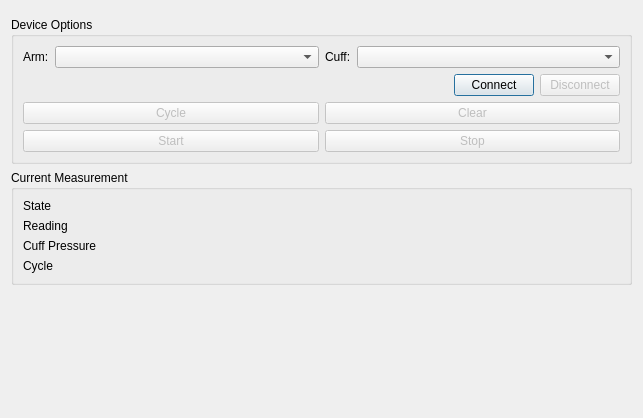
Above: src/dialogs/blood_pressure_dialog.ui from CLSA/cypress before the change. Below: the same form after it.
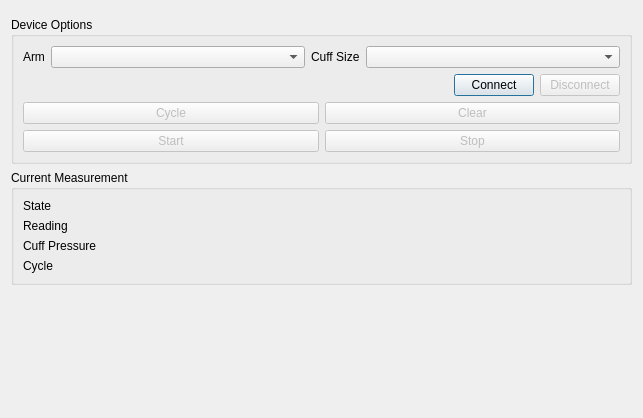
That is the form after the change. Custom widgets are drawn as their Qt base class.

```diff
--- a/src/dialogs/blood_pressure_dialog.ui
+++ b/src/dialogs/blood_pressure_dialog.ui
@@ -37,32 +37,6 @@
      <layout class="QVBoxLayout" name="verticalLayout">
       <item>
        <layout class="QHBoxLayout" name="armCuff">
-        <item>
-         <widget class="QLabel" name="armLabel">
-          <property name="sizePolicy">
-           <sizepolicy hsizetype="Fixed" vsizetype="Preferred">
-            <horstretch>0</horstretch>
-            <verstretch>0</verstretch>
-           </sizepolicy>
-          </property>
-          <property name="text">
-           <string>Arm:</string>
-          </property>
-          <property name="alignment">
-           <set>Qt::AlignLeading|Qt::AlignLeft|Qt::AlignVCenter</set>
-          </property>
-         </widget>
-        </item>
-        <item>
-         <widget class="QComboBox" name="armBandSizeComboBox">
-          <property name="sizePolicy">
-           <sizepolicy hsizetype="MinimumExpanding" vsizetype="Fixed">
-            <horstretch>0</horstretch>
-            <verstretch>0</verstretch>
-           </sizepolicy>
-          </property>
-         </widget>
-        </item>
         <item>
          <widget class="QLabel" name="armBandSizeLabel">
           <property name="sizePolicy">
@@ -72,7 +46,7 @@
            </sizepolicy>
           </property>
           <property name="text">
-           <string>Cuff:</string>
+           <string>Arm</string>
           </property>
           <property name="alignment">
            <set>Qt::AlignLeading|Qt::AlignLeft|Qt::AlignVCenter</set>
@@ -89,6 +63,32 @@
           </property>
          </widget>
         </item>
+        <item>
+         <widget class="QLabel" name="armLabel">
+          <property name="sizePolicy">
+           <sizepolicy hsizetype="Fixed" vsizetype="Preferred">
+            <horstretch>0</horstretch>
+            <verstretch>0</verstretch>
+           </sizepolicy>
+          </property>
+          <property name="text">
+           <string>Cuff Size</string>
+          </property>
+          <property name="alignment">
+           <set>Qt::AlignLeading|Qt::AlignLeft|Qt::AlignVCenter</set>
+          </property>
+         </widget>
+        </item>
+        <item>
+         <widget class="QComboBox" name="armBandSizeComboBox">
+          <property name="sizePolicy">
+           <sizepolicy hsizetype="MinimumExpanding" vsizetype="Fixed">
+            <horstretch>0</horstretch>
+            <verstretch>0</verstretch>
+           </sizepolicy>
+          </property>
+         </widget>
+        </item>
        </layout>
       </item>
       <item>
```
